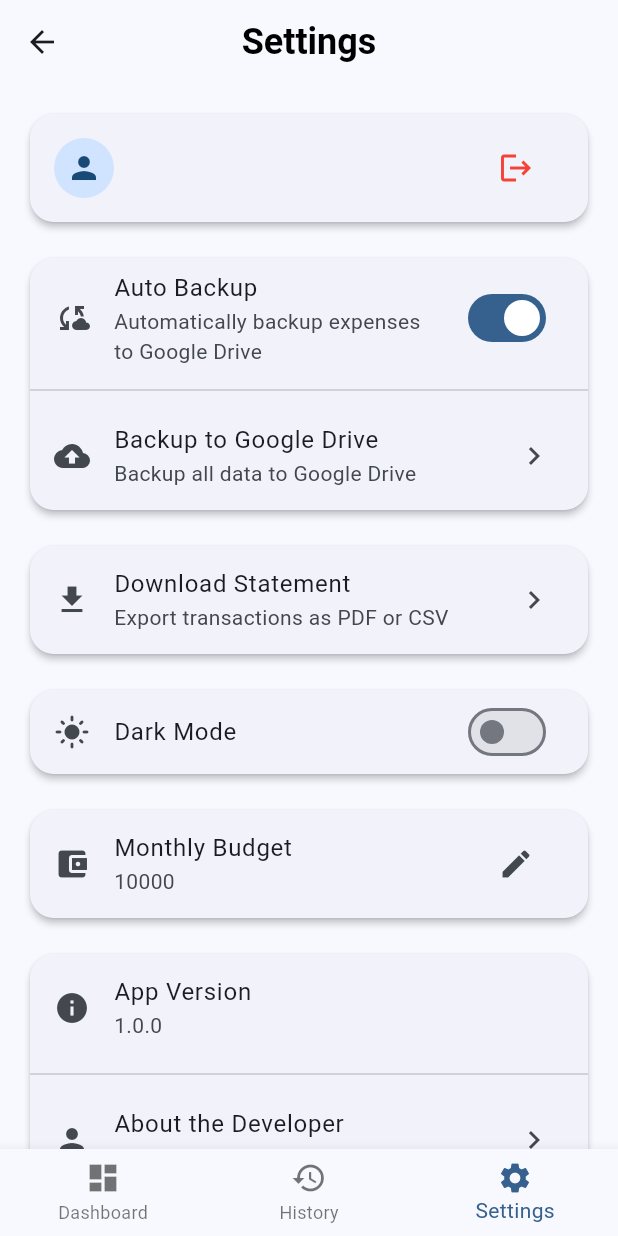
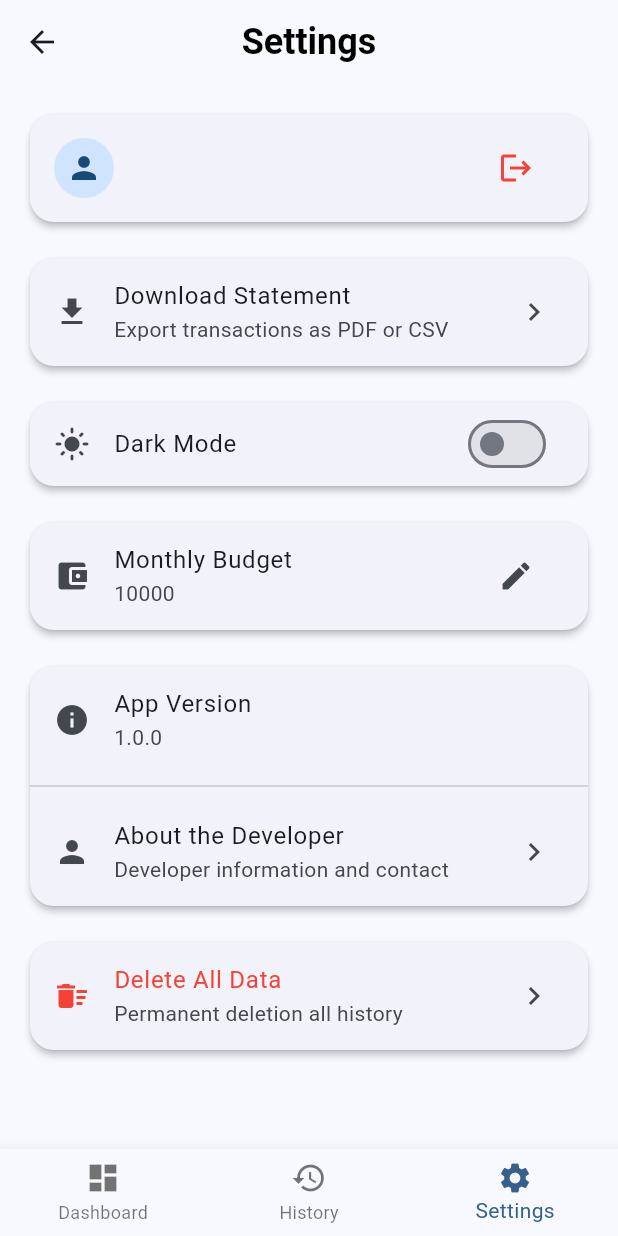
Before and after one commit to arafat-mahmud/expensetracker, a Flutter app: the SettingsPage screen opened by its route, on a phone screen of 412 x 824 dp. Run offline on Flutter 3.47's test engine with Material 3 defaults, Android fonts, the phone set to English and light mode, and no system bars; our stand-ins replace cloud_firestore, firebase_auth, firebase_core, fl_chart, google_fonts, google_sign_in and 6 more; missing offline and left inert: googleapis; accounts and stored records are empty.

Commit message:
feat: Remove auto-sync toggle and related UI elements for Google Drive backup

```diff
--- a/lib/providers/expense_provider.dart
+++ b/lib/providers/expense_provider.dart
@@ -7,7 +7,7 @@ import '../services/auth_service.dart';
 class ExpenseProvider with ChangeNotifier {
   List<Expense> _expenses = [];
   DateTime _selectedMonth = DateTime.now();
-  bool _autoSync = true; // Auto-backup to Google Drive
+  final bool _autoSync = true; // Always auto-backup to Google Drive
   DateTime? _lastBackupTime; // Track last backup time
   final GoogleDriveService _driveService = GoogleDriveService();
   final AuthService _authService = AuthService();
@@ -15,7 +15,6 @@ class ExpenseProvider with ChangeNotifier {
 
   List<Expense> get expenses => _expenses;
   DateTime get selectedMonth => _selectedMonth;
-  bool get autoSync => _autoSync;
   DateTime? get lastBackupTime => _lastBackupTime;
 
   // Get only debit transactions (expenses)
@@ -399,12 +398,6 @@ class ExpenseProvider with ChangeNotifier {
     }
   }
 
-  // Toggle auto-sync
-  void toggleAutoSync(bool value) {
-    _autoSync = value;
-    notifyListeners();
-  }
-
   // Note: Firestore is only used for authentication, not for expense data storage
 
   // Manual backup to Google Drive
--- a/lib/screens/settings_page.dart
+++ b/lib/screens/settings_page.dart
@@ -1,6 +1,5 @@
 import 'package:flutter/material.dart';
 import 'package:provider/provider.dart';
-import 'package:intl/intl.dart';
 import 'package:google_fonts/google_fonts.dart';
 import '../providers/theme_provider.dart';
 import '../providers/budget_provider.dart';
@@ -63,54 +62,6 @@ class _SettingsPageState extends State<SettingsPage> {
               ),
             ),
           if (authProvider.isAuthenticated) const SizedBox(height: 16),
-
-          // Cloud Sync Section (Only if authenticated)
-          if (authProvider.isAuthenticated) ...[
-            Card(
-              child: Column(
-                children: [
-                  ListTile(
-                    leading: const Icon(Icons.cloud_sync),
-                    title: const Text('Auto Backup'),
-                    subtitle: const Text(
-                        'Automatically backup expenses to Google Drive'),
-                    trailing: Switch(
-                      value: expenseProvider.autoSync,
-                      onChanged: (value) {
-                        expenseProvider.toggleAutoSync(value);
-                      },
-                    ),
-                  ),
-                  const Divider(),
-                  ListTile(
-                    leading: const Icon(Icons.backup),
-                    title: const Text('Backup to Google Drive'),
-                    subtitle: expenseProvider.lastBackupTime != null
-                        ? Column(
-                            crossAxisAlignment: CrossAxisAlignment.start,
-                            children: [
-                              Text(
-                                  'Last backup: ${DateFormat('MMM dd, yyyy hh:mm a').format(expenseProvider.lastBackupTime!)}'),
-                              if (expenseProvider.autoSync)
-                                const Text(
-                                  'Auto-backup enabled',
-                                  style: TextStyle(
-                                    fontSize: 11,
-                                    color: Colors.green,
-                                    fontStyle: FontStyle.italic,
-                                  ),
-                                ),
-                            ],
-                          )
-                        : const Text('Backup all data to Google Drive'),
-                    trailing: const Icon(Icons.chevron_right),
-                    onTap: () => _backupToGoogleDrive(context, expenseProvider),
-                  ),
-                ],
-              ),
-            ),
-            const SizedBox(height: 16),
-          ],
 
           // Statement Section
           Card(
@@ -258,62 +209,6 @@ class _SettingsPageState extends State<SettingsPage> {
         ],
       ),
     );
-  }
-
-  Future<void> _backupToGoogleDrive(
-      BuildContext context, ExpenseProvider expenseProvider) async {
-    if (!mounted) return;
-
-    // Show instant feedback
-    ScaffoldMessenger.of(context).showSnackBar(
-      const SnackBar(
-        content: Row(
-          children: [
-            SizedBox(
-              width: 16,
-              height: 16,
-              child: CircularProgressIndicator(
-                strokeWidth: 2,
-                color: Colors.white,
-              ),
-            ),
-            SizedBox(width: 12),
-            Text('Backing up to Google Drive...'),
-          ],
-        ),
-        duration: Duration(seconds: 2),
-        behavior: SnackBarBehavior.floating,
-      ),
-    );
-
-    // Backup in background - provider will update lastBackupTime automatically
-    final success = await expenseProvider.backupToGoogleDrive();
-
-    if (!mounted) return;
-
-    if (mounted && context.mounted) {
-      ScaffoldMessenger.of(context).showSnackBar(
-        SnackBar(
-          content: Row(
-            children: [
-              Icon(
-                success ? Icons.check_circle : Icons.error,
-                color: Colors.white,
-              ),
-              const SizedBox(width: 8),
-              Text(
-                success
-                    ? 'Backup completed successfully!'
-                    : 'Backup failed. Try again.',
-              ),
-            ],
-          ),
-          backgroundColor: success ? Colors.green : Colors.red,
-          duration: const Duration(seconds: 2),
-          behavior: SnackBarBehavior.floating,
-        ),
-      );
-    }
   }
 
   void _showBudgetDialog(BuildContext context, BudgetProvider budgetProvider) {
```
